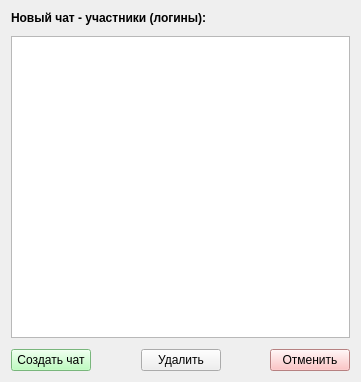
First picture: the form in Shark_UI/screen_new_chat_participants.ui, repository YanBatytskiy/Shark_3_0_Qt, before the edit.
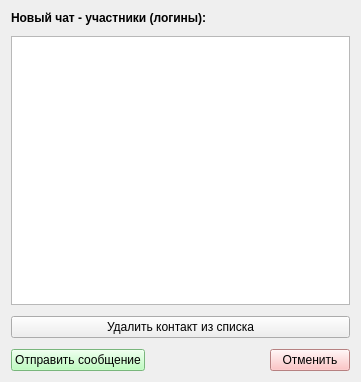
Second picture: the form after the edit.

Diff of the .ui file:
```diff
--- a/Shark_UI/screen_new_chat_participants.ui
+++ b/Shark_UI/screen_new_chat_participants.ui
@@ -75,7 +75,30 @@
     </spacer>
    </item>
    <item>
-    <layout class="QHBoxLayout" name="horizontalLayout_5">
+    <widget class="QPushButton" name="screenNewChatDeleteContactPushButton">
+     <property name="text">
+      <string>Удалить контакт из списка</string>
+     </property>
+    </widget>
+   </item>
+   <item>
+    <spacer name="verticalSpacer_14">
+     <property name="orientation">
+      <enum>Qt::Orientation::Vertical</enum>
+     </property>
+     <property name="sizeType">
+      <enum>QSizePolicy::Policy::Fixed</enum>
+     </property>
+     <property name="sizeHint" stdset="0">
+      <size>
+       <width>20</width>
+       <height>5</height>
+      </size>
+     </property>
+    </spacer>
+   </item>
+   <item>
+    <layout class="QHBoxLayout" name="horizontalLayout">
      <item>
       <widget class="QPushButton" name="screenUserDataCreateNewChatPushButton">
        <property name="enabled">
@@ -85,7 +108,7 @@
         <string notr="true">background-color: rgb(170, 255, 174);</string>
        </property>
        <property name="text">
-        <string>Создать чат</string>
+        <string>Отправить сообщение</string>
        </property>
       </widget>
      </item>
@@ -97,27 +120,7 @@
        <property name="sizeHint" stdset="0">
         <size>
          <width>40</width>
-         <height>1</height>
-        </size>
-       </property>
-      </spacer>
-     </item>
-     <item>
-      <widget class="QPushButton" name="screenNewChatDeleteContactPushButton">
-       <property name="text">
-        <string>Удалить</string>
-       </property>
-      </widget>
-     </item>
-     <item>
-      <spacer name="horizontalSpacer_8">
-       <property name="orientation">
-        <enum>Qt::Orientation::Horizontal</enum>
-       </property>
-       <property name="sizeHint" stdset="0">
-        <size>
-         <width>10</width>
-         <height>1</height>
+         <height>13</height>
         </size>
        </property>
       </spacer>
```
